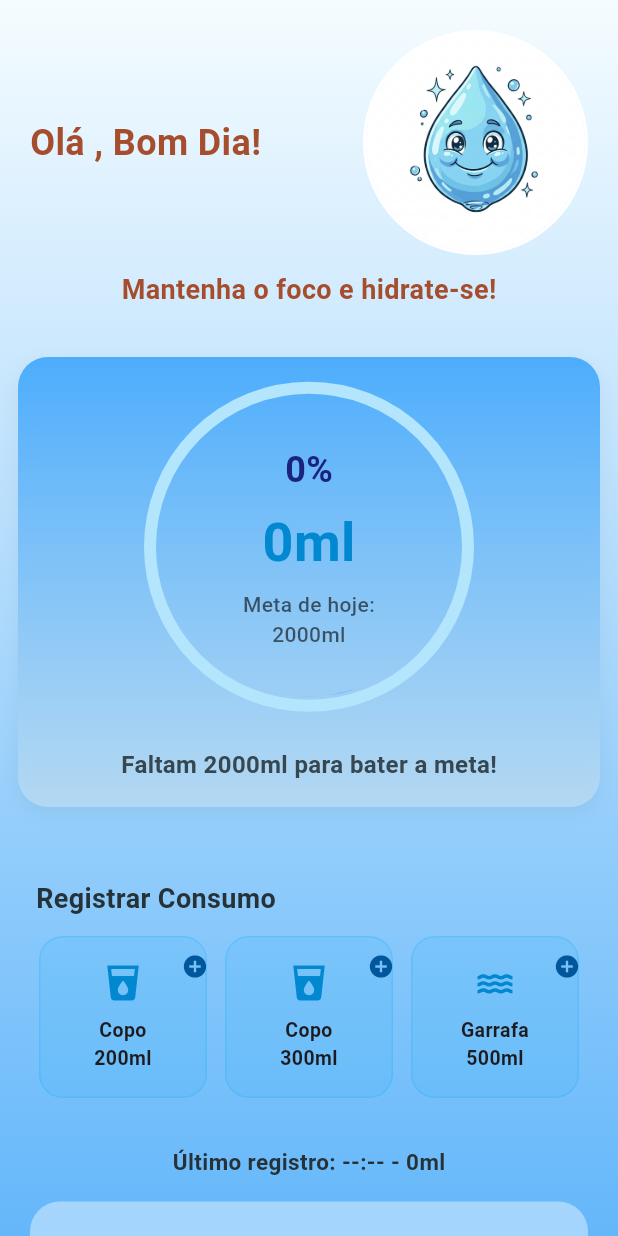
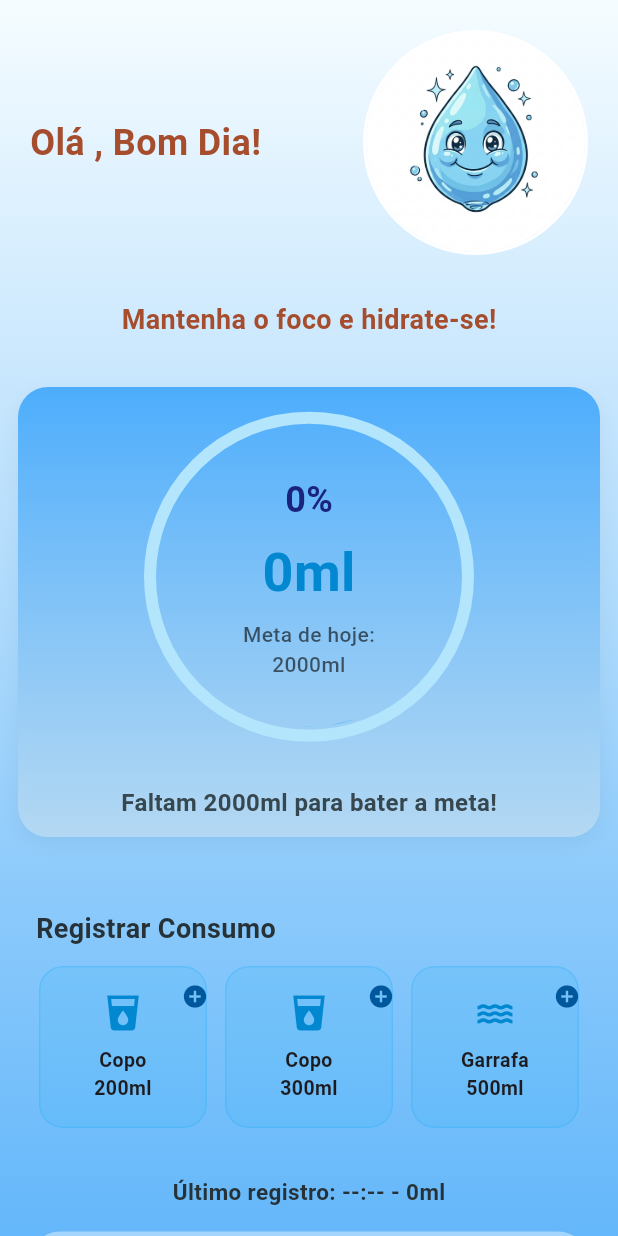
Before and after one commit to PinheiroJoab/App_beba_agua_flutter, a Flutter app: the WaterStorePage screen opened directly with empty values, on a phone screen of 412 x 824 dp. Run offline on Flutter 3.47's test engine with Material 3 defaults, Android fonts, the phone set to English and light mode, and no system bars; our stand-ins replace shared_preferences; accounts and stored records are empty.

```diff
--- a/lib/components/home_page_card.dart
+++ b/lib/components/home_page_card.dart
@@ -66,7 +66,7 @@ class _WaterCardState extends State<WaterCard>
         children: [
           SizedBox(
             width: 220,
-            height: 220,
+            height: 230,
             child: Stack(
               alignment: Alignment.center,
               children: [
--- a/lib/components/home_page_header.dart
+++ b/lib/components/home_page_header.dart
@@ -62,7 +62,7 @@ class HomePageHeader extends StatelessWidget {
               ),
             ],
           ),
-          SizedBox(height: 10),
+          SizedBox(height: 30),
           Text(
             'Mantenha o foco e hidrate-se!',
             style: TextStyle(
```
Also changed, not shown: 1 other file.
